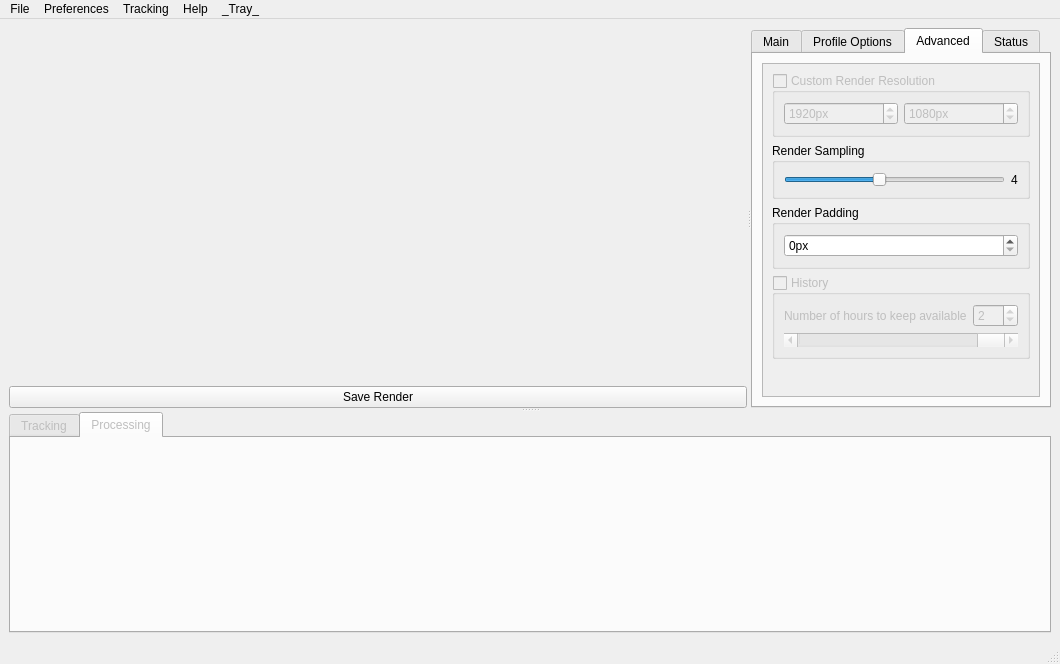
Above: mousetracks2/components/gui/ui/layout.ui from huntfx/MouseTracks before the change. Below: the same form after it.
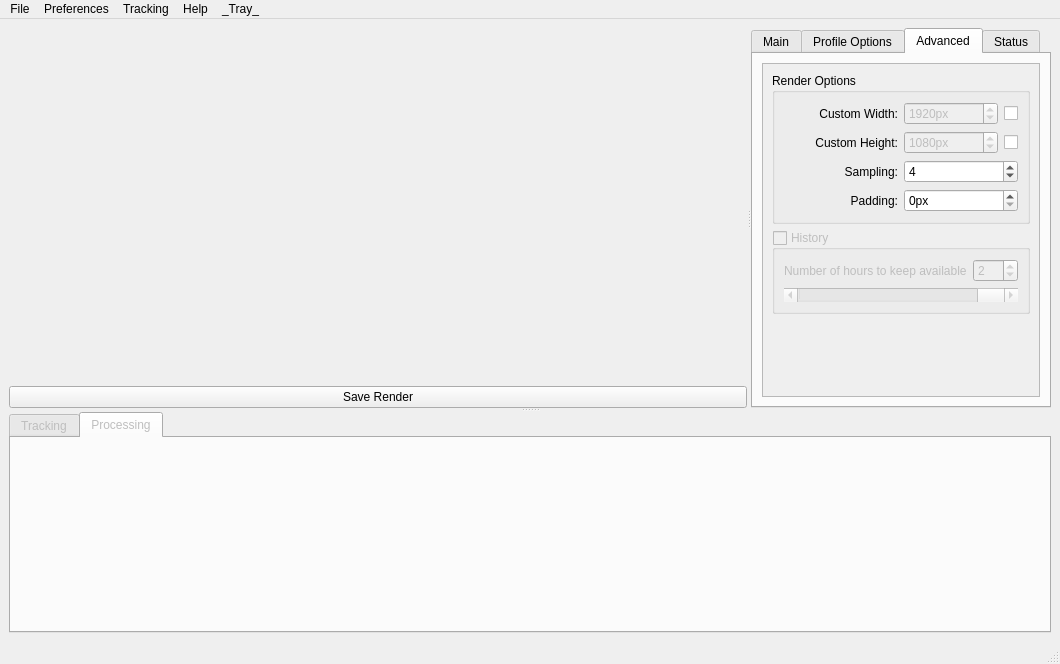
That is the form after the change. The open tabs and pages were chosen to show the change. Custom widgets are drawn as their Qt base class.

Diff of the .ui file:
```diff
--- a/mousetracks2/components/gui/ui/layout.ui
+++ b/mousetracks2/components/gui/ui/layout.ui
@@ -626,110 +626,52 @@
               <rect>
                <x>0</x>
                <y>0</y>
-               <width>261</width>
-               <height>299</height>
+               <width>274</width>
+               <height>345</height>
               </rect>
              </property>
              <layout class="QVBoxLayout" name="verticalLayout_7">
               <item>
-               <widget class="QGroupBox" name="custom_resolution">
-                <property name="enabled">
-                 <bool>false</bool>
-                </property>
+               <widget class="QGroupBox" name="groupBox_8">
                 <property name="title">
-                 <string>Custom Render Resolution</string>
+                 <string>Render Options</string>
                 </property>
-                <property name="checkable">
-                 <bool>true</bool>
-                </property>
-                <property name="checked">
-                 <bool>false</bool>
-                </property>
-                <layout class="QHBoxLayout" name="horizontalLayout_4">
-                 <item>
-                  <widget class="QSpinBox" name="custom_width">
-                   <property name="suffix">
-                    <string notr="true">px</string>
+                <layout class="QGridLayout" name="gridLayout_7">
+                 <item row="2" column="0">
+                  <widget class="QLabel" name="label_15">
+                   <property name="sizePolicy">
+                    <sizepolicy hsizetype="Expanding" vsizetype="Preferred">
+                     <horstretch>0</horstretch>
+                     <verstretch>0</verstretch>
+                    </sizepolicy>
                    </property>
-                   <property name="minimum">
-                    <number>1</number>
+                   <property name="toolTip">
+                    <string>!inherit render_samples</string>
                    </property>
-                   <property name="maximum">
-                    <number>999999</number>
-                   </property>
-                   <property name="singleStep">
-                    <number>16</number>
-                   </property>
-                   <property name="value">
-                    <number>1920</number>
-                   </property>
-                  </widget>
-                 </item>
-                 <item>
-                  <widget class="QSpinBox" name="custom_height">
-                   <property name="suffix">
-                    <string notr="true">px</string>
-                   </property>
-                   <property name="minimum">
-                    <number>1</number>
-                   </property>
-                   <property name="maximum">
-                    <number>999999</number>
-                   </property>
-                   <property name="singleStep">
-                    <number>9</number>
-                   </property>
-                   <property name="value">
-                    <number>1080</number>
-                   </property>
-                  </widget>
-                 </item>
-                </layout>
-               </widget>
-              </item>
-              <item>
-               <widget class="QGroupBox" name="groupBox_5">
-                <property name="title">
-                 <string>Render Sampling</string>
-                </property>
-                <layout class="QHBoxLayout" name="horizontalLayout_3">
-                 <item>
-                  <widget class="QSlider" name="render_samples">
-                   <property name="minimum">
-                    <number>1</number>
-                   </property>
-                   <property name="maximum">
-                    <number>8</number>
-                   </property>
-                   <property name="pageStep">
-                    <number>1</number>
-                   </property>
-                   <property name="sliderPosition">
-                    <number>4</number>
-                   </property>
-                   <property name="orientation">
-                    <enum>Qt::Orientation::Horizontal</enum>
-                   </property>
-                  </widget>
-                 </item>
-                 <item>
-                  <widget class="QLabel" name="label_2">
                    <property name="text">
-                    <string>4</string>
+                    <string>Sampling:</string>
+                   </property>
+                   <property name="alignment">
+                    <set>Qt::AlignmentFlag::AlignRight|Qt::AlignmentFlag::AlignTrailing|Qt::AlignmentFlag::AlignVCenter</set>
+                   </property>
+                   <property name="buddy">
+                    <cstring>render_samples</cstring>
                    </property>
                   </widget>
                  </item>
-                </layout>
-               </widget>
-              </item>
-              <item>
-               <widget class="QGroupBox" name="groupBox">
-                <property name="title">
-                 <string>Render Padding</string>
-                </property>
-                <layout class="QVBoxLayout" name="verticalLayout_4">
-                 <item>
+                 <item row="3" column="1">
                   <widget class="QSpinBox" name="render_padding">
+                   <property name="sizePolicy">
+                    <sizepolicy hsizetype="Expanding" vsizetype="Fixed">
+                     <horstretch>0</horstretch>
+                     <verstretch>0</verstretch>
+                    </sizepolicy>
+                   </property>
+                   <property name="toolTip">
+                    <string>Set the render padding amount.
+
+Note that the edges of heatmaps may not remain at the same intensity.</string>
+                   </property>
                    <property name="suffix">
                     <string>px</string>
                    </property>
@@ -741,6 +683,163 @@
                    </property>
                   </widget>
                  </item>
+                 <item row="0" column="0">
+                  <widget class="QLabel" name="label_2">
+                   <property name="sizePolicy">
+                    <sizepolicy hsizetype="Expanding" vsizetype="Preferred">
+                     <horstretch>0</horstretch>
+                     <verstretch>0</verstretch>
+                    </sizepolicy>
+                   </property>
+                   <property name="text">
+                    <string>Custom Width:</string>
+                   </property>
+                   <property name="alignment">
+                    <set>Qt::AlignmentFlag::AlignRight|Qt::AlignmentFlag::AlignTrailing|Qt::AlignmentFlag::AlignVCenter</set>
+                   </property>
+                  </widget>
+                 </item>
+                 <item row="3" column="0">
+                  <widget class="QLabel" name="label_16">
+                   <property name="sizePolicy">
+                    <sizepolicy hsizetype="Expanding" vsizetype="Preferred">
+                     <horstretch>0</horstretch>
+                     <verstretch>0</verstretch>
+                    </sizepolicy>
+                   </property>
+                   <property name="toolTip">
+                    <string>!inherit render_padding</string>
+                   </property>
+                   <property name="text">
+                    <string>Padding:</string>
+                   </property>
+                   <property name="alignment">
+                    <set>Qt::AlignmentFlag::AlignRight|Qt::AlignmentFlag::AlignTrailing|Qt::AlignmentFlag::AlignVCenter</set>
+                   </property>
+                   <property name="buddy">
+                    <cstring>render_padding</cstring>
+                   </property>
+                  </widget>
+                 </item>
+                 <item row="0" column="1">
+                  <layout class="QHBoxLayout" name="horizontalLayout_2">
+                   <item>
+                    <widget class="QSpinBox" name="custom_width">
+                     <property name="enabled">
+                      <bool>false</bool>
+                     </property>
+                     <property name="sizePolicy">
+                      <sizepolicy hsizetype="Expanding" vsizetype="Fixed">
+                       <horstretch>0</horstretch>
+                       <verstretch>0</verstretch>
+                      </sizepolicy>
+                     </property>
+                     <property name="suffix">
+                      <string notr="true">px</string>
+                     </property>
+                     <property name="minimum">
+                      <number>1</number>
+                     </property>
+                     <property name="maximum">
+                      <number>999999</number>
+                     </property>
+                     <property name="singleStep">
+                      <number>16</number>
+                     </property>
+                     <property name="value">
+                      <number>1920</number>
+                     </property>
+                    </widget>
+                   </item>
+                   <item>
+                    <widget class="QCheckBox" name="checkBox">
+                     <property name="text">
+                      <string/>
+                     </property>
+                    </widget>
+                   </item>
+                  </layout>
+                 </item>
+                 <item row="2" column="1">
+                  <widget class="QSpinBox" name="render_samples">
+                   <property name="sizePolicy">
+                    <sizepolicy hsizetype="Expanding" vsizetype="Fixed">
+                     <horstretch>0</horstretch>
+                     <verstretch>0</verstretch>
+                    </sizepolicy>
+                   </property>
+                   <property name="toolTip">
+                    <string>Set the render sampling level.
+
+This is important when combining multiple resolutions together, and will give more accurate results for any data recorded at lower resolutions.
+The effect is more important for the track maps, and may be set to 1 for heatmaps without causing much of a difference.</string>
+                   </property>
+                   <property name="minimum">
+                    <number>1</number>
+                   </property>
+                   <property name="maximum">
+                    <number>8</number>
+                   </property>
+                   <property name="value">
+                    <number>4</number>
+                   </property>
+                  </widget>
+                 </item>
+                 <item row="1" column="0">
+                  <widget class="QLabel" name="label_17">
+                   <property name="sizePolicy">
+                    <sizepolicy hsizetype="Expanding" vsizetype="Preferred">
+                     <horstretch>0</horstretch>
+                     <verstretch>0</verstretch>
+                    </sizepolicy>
+                   </property>
+                   <property name="text">
+                    <string>Custom Height:</string>
+                   </property>
+                   <property name="alignment">
+                    <set>Qt::AlignmentFlag::AlignRight|Qt::AlignmentFlag::AlignTrailing|Qt::AlignmentFlag::AlignVCenter</set>
+                   </property>
+                  </widget>
+                 </item>
+                 <item row="1" column="1">
+                  <layout class="QHBoxLayout" name="horizontalLayout_3">
+                   <item>
+                    <widget class="QSpinBox" name="custom_height">
+                     <property name="enabled">
+                      <bool>false</bool>
+                     </property>
+                     <property name="sizePolicy">
+                      <sizepolicy hsizetype="Expanding" vsizetype="Fixed">
+                       <horstretch>0</horstretch>
+                       <verstretch>0</verstretch>
+                      </sizepolicy>
+                     </property>
+                     <property name="suffix">
+                      <string notr="true">px</string>
+                     </property>
+                     <property name="minimum">
+                      <number>1</number>
+                     </property>
+                     <property name="maximum">
+                      <number>999999</number>
+                     </property>
+                     <property name="singleStep">
+                      <number>9</number>
+                     </property>
+                     <property name="value">
+                      <number>1080</number>
+                     </property>
+                    </widget>
+                   </item>
+                   <item>
+                    <widget class="QCheckBox" name="checkBox_2">
+                     <property name="text">
+                      <string/>
+                     </property>
+                    </widget>
+                   </item>
+                  </layout>
+                 </item>
                 </layout>
                </widget>
               </item>
```
Left out of the diff: 144 changed lines with no effect on the pictures.
